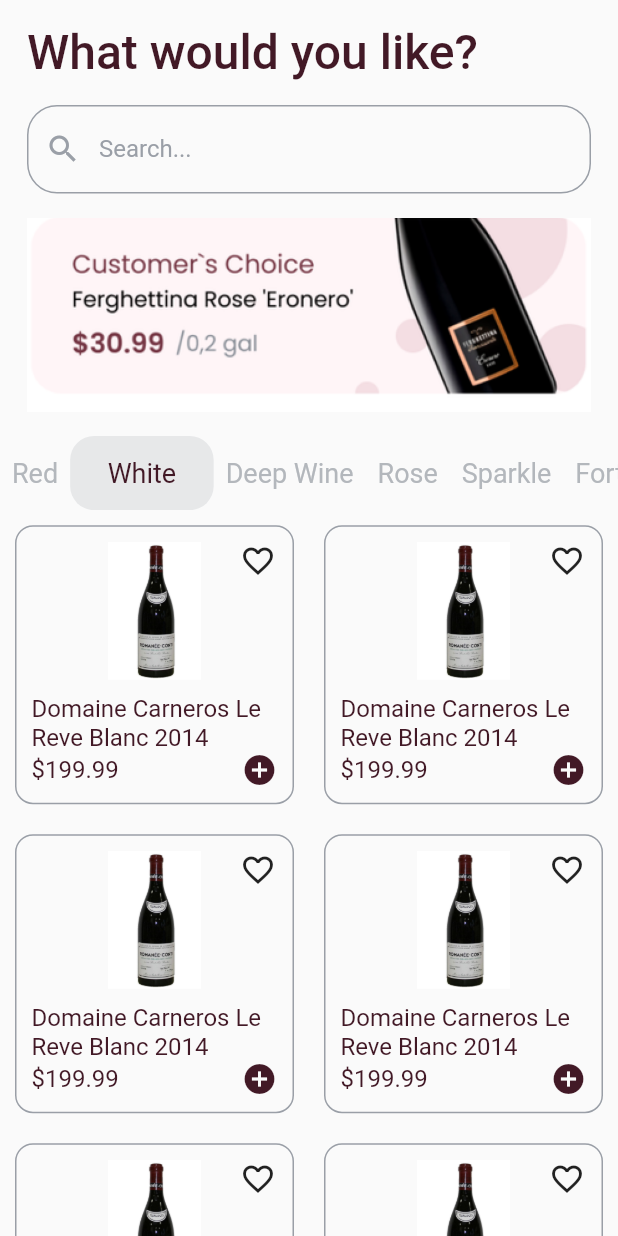
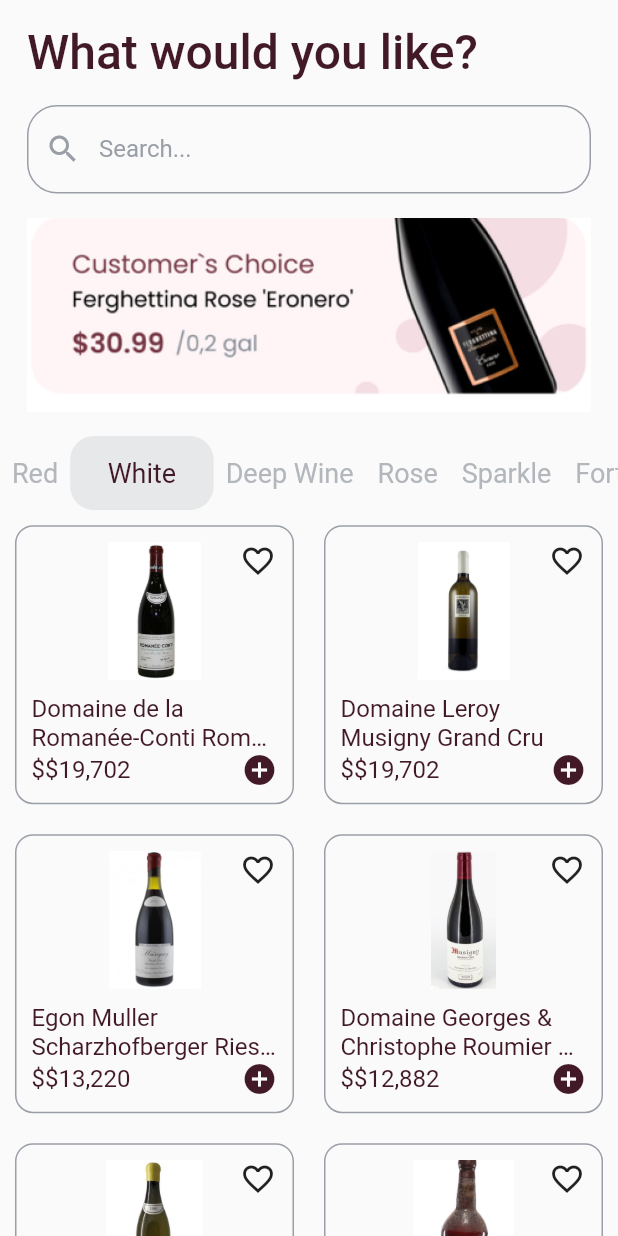
Before and after one commit to Tolulope05/wine_ecommerce, a Flutter app: the HomeScreen screen opened directly, on a phone screen of 412 x 824 dp. Run offline on Flutter 3.47's test engine with Material 2 defaults, Android fonts, the phone set to English and light mode, and no system bars; our stand-ins replace dio, flutter_svg; missing offline and left inert: floating_navbar.

Commit message:
refactored code

```diff
--- a/lib/database/test_db.dart
+++ b/lib/database/test_db.dart
@@ -1,3 +1,5 @@
+import 'consts.dart';
+
 class TestDatabase {
   List<Map<String, dynamic>> products = [
     {
@@ -6,9 +8,9 @@ class TestDatabase {
       "description":
           "The Burgundy producer Domaine Romanée-Conti, known as \"DRC\" to collectors, consistently commands the highest prices in the world of wine. Its top vineyard, Romanée-Conti, encompasses just 4.5 acres.",
       "price": "\$19,702",
-      "imageUrl": "",
-      "sugar": "",
-      "calories": "calories"
+      "imageUrl": wineCard1,
+      "sugar": "0.8g",
+      "calories": "101 calories"
     },
     {
       "id": 2,
@@ -16,9 +18,9 @@ class TestDatabase {
       "description":
           "Another Burgundy offering, Domaine Leroy practices biodynamic farming.",
       "price": "\$19,702",
-      "imageUrl": "",
-      "sugar": "",
-      "calories": "calories"
+      "imageUrl": wineCard2,
+      "sugar": "0.8g",
+      "calories": " 111calories"
     },
     {
       "id": 3,
@@ -26,9 +28,9 @@ class TestDatabase {
       "description":
           "The most expensive white wine is this riesling from the Mosel region of Germany. The Müller family has been producing wines in the steep, slate vineyards there since 1797.",
       "price": "\$13,220",
-      "imageUrl": "",
-      "sugar": "",
-      "calories": "calories"
+      "imageUrl": wineCard3,
+      "sugar": "0.8g",
+      "calories": "105 calories"
     },
     {
       "id": 4,
@@ -36,19 +38,19 @@ class TestDatabase {
       "description":
           "Georges Roumier established his domaine in 1924, and his son and grandson, Jean-Marie and Christophe Roumier, took over the winemaking after his death in 1965. Today it is made up of about 28.5 acres in the Chambolle-Musigny, Morey-Saint-Denis, and Corton-Charlemagne regions of Burgundy.",
       "price": "\$12,882",
-      "imageUrl": "",
-      "sugar": "",
-      "calories": "calories"
+      "imageUrl": wineCard4,
+      "sugar": "0.8g",
+      "calories": "98 calories"
     },
     {
       "id": 5,
       "name": "Domaine Leflaive Montrachet Grand Cru",
       "description":
           "Domaine Leflaive bottles can be found for less than \$75, but wines from the 12 acres of grand cru vineyards go for much more.  ",
-      "price": 5,
-      "imageUrl": "\$10,030",
-      "sugar": "",
-      "calories": "calories"
+      "price": "\$10,030",
+      "imageUrl": wineCard5,
+      "sugar": "0.8g",
+      "calories": "99 calories"
     },
     {
       "id": 6,
@@ -56,9 +58,9 @@ class TestDatabase {
       "description":
           "This fortified wine from Portugal was produced the same year Thomas Jefferson was sworn in for his second presidential term. Try finding anything else this old that's still drinkable — it'll be tough.",
       "price": "\$9,499",
-      "imageUrl": "",
-      "sugar": "",
-      "calories": "calories"
+      "imageUrl": wineCard6,
+      "sugar": "0.8g",
+      "calories": "101 calories"
     },
     {
       "id": 7,
@@ -66,9 +68,9 @@ class TestDatabase {
       "description":
           "DRC is also known for this white wine, as few as 250 cases of which are released each year. ",
       "price": "\$7,924",
-      "imageUrl": "",
-      "sugar": "",
-      "calories": "calories"
+      "imageUrl": wineCard7,
+      "sugar": "0.8g",
+      "calories": "105 calories"
     },
     {
       "id": 8,
@@ -76,9 +78,9 @@ class TestDatabase {
       "description":
           "Lalou Bize-Leroy founded Domaine Leroy in 1988. Chambertin is the second of her grands crus to make this list.",
       "price": "\$7,480",
-      "imageUrl": "",
-      "sugar": "",
-      "calories": "calories"
+      "imageUrl": wineCard8,
+      "sugar": "0.8g",
+      "calories": "95 calories"
     },
     {
       "id": 9,
@@ -86,9 +88,9 @@ class TestDatabase {
       "description":
           "A vintage with a post-world-war appeal that is known for its full-bodied taste profile. Only 700 bottles are made a year.",
       "price": "\$6,015",
-      "imageUrl": "",
-      "sugar": "",
-      "calories": "calories"
+      "imageUrl": wineCard9,
+      "sugar": "0.8g",
+      "calories": "101 calories"
     },
     {
       "id": 10,
@@ -96,9 +98,9 @@ class TestDatabase {
       "description":
           "Screaming Eagle is primarily known for its cult cabernet sauvignon, but its sauvignon blanc production is even more limited.",
       "price": "\$5,983",
-      "imageUrl": "",
-      "sugar": "",
-      "calories": "calories"
+      "imageUrl": wineCard10,
+      "sugar": "0.8g",
+      "calories": "100 calories"
     },
   ];
 }
--- /dev/null
+++ b/lib/repository/services/auth_services.dart
@@ -0,0 +1 @@
+class AuthServices {}
--- a/lib/view/home_screen.dart
+++ b/lib/view/home_screen.dart
@@ -5,24 +5,15 @@ import 'package:wine_ecommerce/widgets/wine_card.dart';
 
 import '../database/consts.dart';
 
-class HomeScreen extends StatefulWidget {
+class HomeScreen extends StatelessWidget {
   const HomeScreen({Key? key}) : super(key: key);
 
   @override
-  State<HomeScreen> createState() => _HomeScreenState();
-}
-
-class _HomeScreenState extends State<HomeScreen> {
-  var selectedIndex = 1;
-  void changeIndex(int index) {
-    selectedIndex = index;
-    setState(() {});
-    print("New number is $selectedIndex");
-  }
-
-  @override
   Widget build(BuildContext context) {
-    HomeScreenModel model = Provider.of<HomeScreenModel>(context);
+    HomeScreenModel model = Provider.of<HomeScreenModel>(
+      context,
+      listen: false,
+    );
     return Scaffold(
       body: SingleChildScrollView(
         child: SafeArea(
@@ -70,19 +61,21 @@ class _HomeScreenState extends State<HomeScreen> {
                     const EdgeInsets.symmetric(horizontal: 18, vertical: 16),
                 child: Image.asset("assets/banner.png"),
               ),
-              SizedBox(
+              Consumer<HomeScreenModel>(builder: (context, value, child) {
+                return SizedBox(
                   height: MediaQuery.of(context).size.height * 0.06,
                   child: ListView.builder(
                     shrinkWrap: true,
                     scrollDirection: Axis.horizontal,
                     itemBuilder: ((context, index) {
                       return GestureDetector(
-                      onTap: () => changeIndex(index),
+                        onTap: () => model.changeIndex(index),
                         child: Container(
                           padding: EdgeInsets.symmetric(
-                            horizontal: index == selectedIndex ? 25 : 8),
+                              horizontal:
+                                  index == model.selectedIndex ? 25 : 8),
                           decoration: BoxDecoration(
-                            color: index == selectedIndex
+                              color: index == model.selectedIndex
                                   ? greyColor.withOpacity(0.2)
                                   : Colors.transparent,
                               borderRadius: BorderRadius.circular(16)),
@@ -90,8 +83,9 @@ class _HomeScreenState extends State<HomeScreen> {
                             child: Text(
                               model.tags[index],
                               style: TextStyle(
-                              color:
-                                  index == selectedIndex ? wineColor : greyText,
+                                color: index == model.selectedIndex
+                                    ? wineColor
+                                    : greyText,
                                 fontSize: 18,
                               ),
                             ),
@@ -101,20 +95,27 @@ class _HomeScreenState extends State<HomeScreen> {
                     }),
                     itemCount: model.tags.length,
                   ),
-              ),
-              GridView.builder(
+                );
+              }),
+              FutureBuilder(
+                  future: model.getWinefromDB(),
+                  builder: (context, snapshot) {
+                    return GridView.builder(
                       physics: const NeverScrollableScrollPhysics(),
                       shrinkWrap: true,
-                itemCount: 10,
-                gridDelegate: const SliverGridDelegateWithFixedCrossAxisCount(
+                      itemCount: model.wineList.length,
+                      gridDelegate:
+                          const SliverGridDelegateWithFixedCrossAxisCount(
                         crossAxisCount: 2,
                       ),
                       itemBuilder: ((context, index) {
+                        var wine = model.wineList[index];
                         return WineCard(
-                    index: index,
+                          wine: wine,
                         );
                       }),
-              ),
+                    );
+                  }),
             ],
           ),
         ),
--- a/lib/view_model/home_screen_model.dart
+++ b/lib/view_model/home_screen_model.dart
@@ -1,8 +1,11 @@
 import 'package:flutter/cupertino.dart';
+import 'package:wine_ecommerce/database/test_db.dart';
 
+import '../model/wine_model.dart';
 import '../repository/services/navigation_services.dart';
 
 class HomeScreenModel extends ChangeNotifier {
+  int selectedIndex = 1;
   final NavigationServices _navigationServices = NavigationServices();
 
   void goToDetailsPage(BuildContext context) {
@@ -19,4 +22,23 @@ class HomeScreenModel extends ChangeNotifier {
     "Barlett",
     "Queens",
   ];
+
+  void changeIndex(int index) {
+    selectedIndex = index;
+    notifyListeners();
+    print("New number is $selectedIndex");
+  }
+
+  List<Wine> _wineList = <Wine>[];
+
+  List<Wine> get wineList => _wineList;
+
+  Future<List<Wine>> getWinefromDB() async {
+    Future.delayed(Duration(seconds: 5));
+    List<Map<String, dynamic>> dataFromDB = TestDatabase().products;
+    for (var data in dataFromDB) {
+      _wineList.add(Wine.fromJson(data));
+    }
+    return _wineList;
+  }
 }
--- a/lib/widgets/wine_card.dart
+++ b/lib/widgets/wine_card.dart
@@ -1,14 +1,15 @@
 import 'package:flutter/material.dart';
 import 'package:provider/provider.dart';
 import 'package:wine_ecommerce/database/consts.dart';
+import 'package:wine_ecommerce/model/wine_model.dart';
 
 import '../view_model/home_screen_model.dart';
 
 class WineCard extends StatelessWidget {
-  final int index;
+  final Wine wine;
   const WineCard({
     Key? key,
-    required this.index,
+    required this.wine,
   }) : super(key: key);
 
   @override
@@ -35,8 +36,8 @@ class WineCard extends StatelessWidget {
               Expanded(
                   child: Container(
                 decoration: BoxDecoration(
-                  image: const DecorationImage(
-                    image: AssetImage(wineCard1),
+                  image: DecorationImage(
+                    image: AssetImage(wine.imageUrl),
                     fit: BoxFit.contain,
                   ),
                   // border: Border.all(
@@ -47,8 +48,8 @@ class WineCard extends StatelessWidget {
                 ),
               )),
               const SizedBox(height: 10),
-              const Text(
-                "Domaine Carneros Le Reve Blanc 2014",
+              Text(
+                wine.name,
                 maxLines: 2,
                 overflow: TextOverflow.ellipsis,
                 style: TextStyle(
@@ -60,7 +61,7 @@ class WineCard extends StatelessWidget {
                 mainAxisAlignment: MainAxisAlignment.spaceBetween,
                 children: [
                   Text(
-                    "\$$num",
+                    "\$${wine.price}",
                     style: const TextStyle(
                       color: wineColor,
                       fontSize: 16,
--- a/pubspec.yaml
+++ b/pubspec.yaml
@@ -10,6 +10,7 @@ environment:
 
 dependencies:
   cupertino_icons: ^1.0.2
+  dio: ^4.0.6
   floating_navbar: ^2.0.2
   flutter:
     sdk: flutter
```
Also changed, not shown: lib/repository/services/network_services.dart (added, +60 -0 lines), pubspec.lock. Lines whose indentation alone changed are shown as unchanged.
